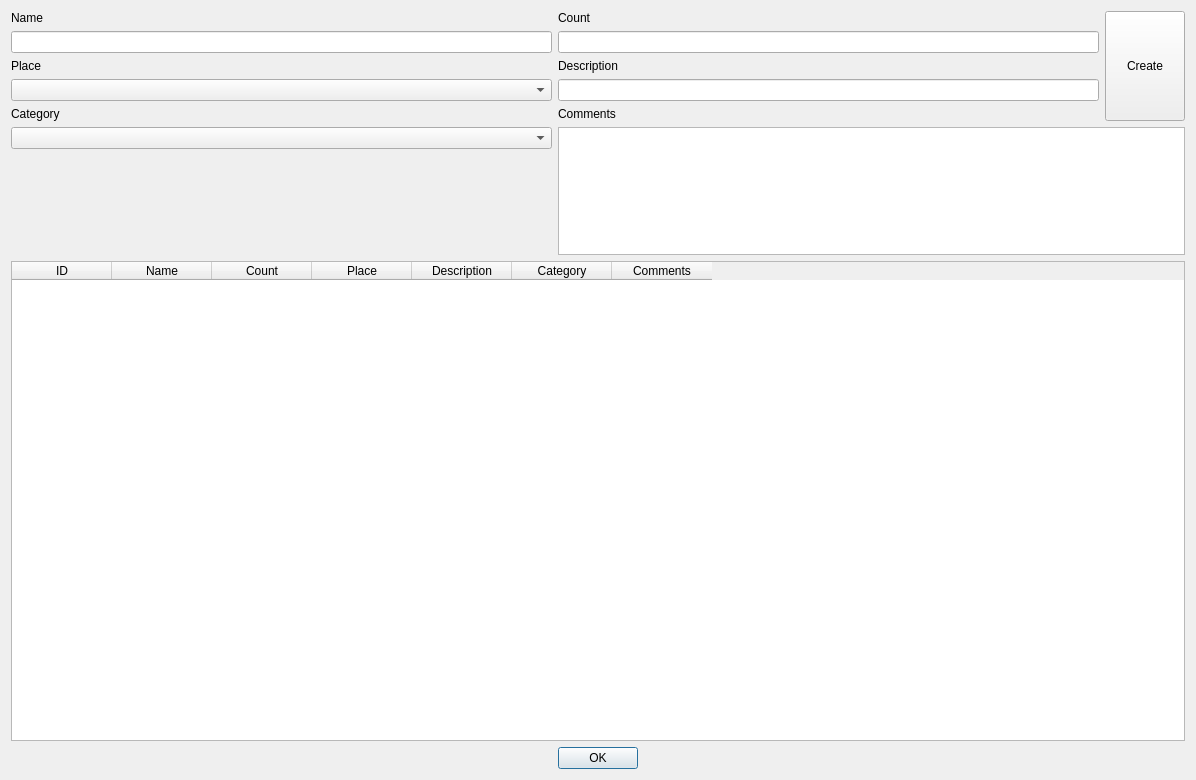
Before: the Qt Designer form partsManageDialog.ui in andi8086/chaoticspace, drawn with Qt 5.
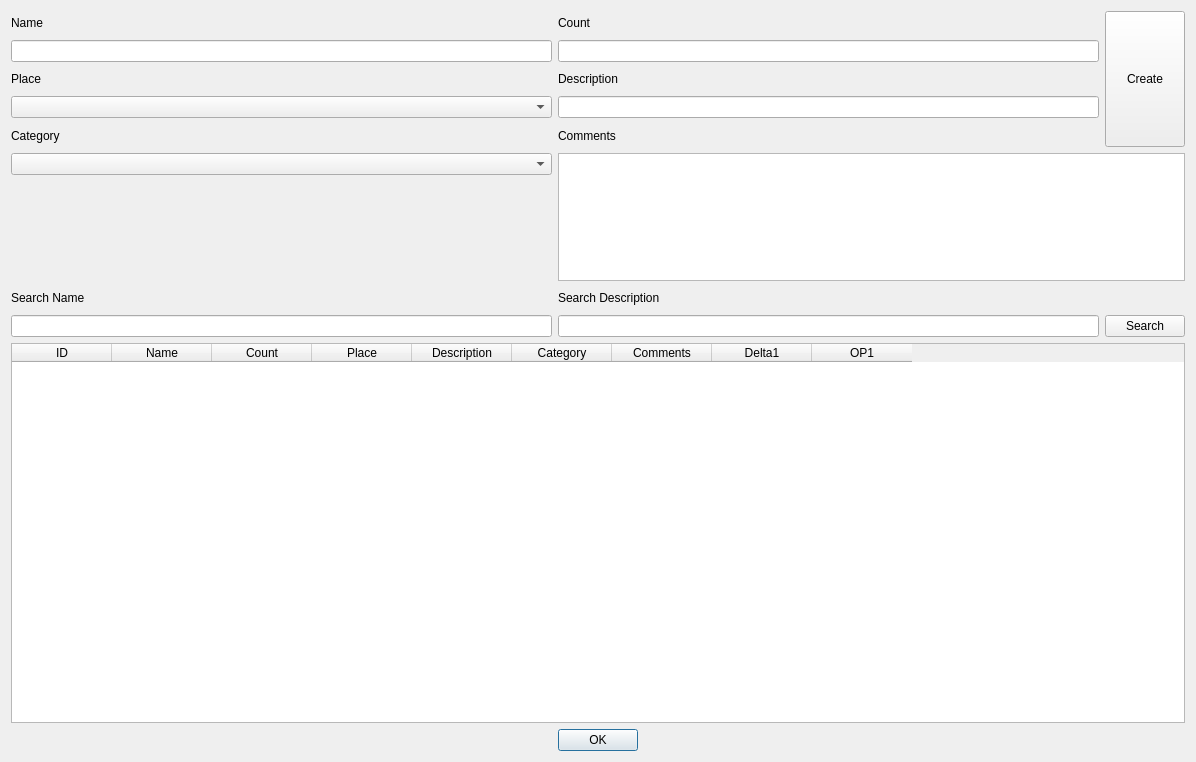
After: the same form once the commit is applied.

Commit message: Add possibility to check out and search in part manager

What changed in the file:
```diff
--- a/partsManageDialog.ui
+++ b/partsManageDialog.ui
@@ -53,6 +53,61 @@
        </property>
       </widget>
      </item>
+     <item row="9" column="1" rowspan="2" colspan="3">
+      <widget class="QTableWidget" name="partsTable">
+       <property name="minimumSize">
+        <size>
+         <width>0</width>
+         <height>380</height>
+        </size>
+       </property>
+       <column>
+        <property name="text">
+         <string>ID</string>
+        </property>
+       </column>
+       <column>
+        <property name="text">
+         <string>Name</string>
+        </property>
+       </column>
+       <column>
+        <property name="text">
+         <string>Count</string>
+        </property>
+       </column>
+       <column>
+        <property name="text">
+         <string>Place</string>
+        </property>
+       </column>
+       <column>
+        <property name="text">
+         <string>Description</string>
+        </property>
+       </column>
+       <column>
+        <property name="text">
+         <string>Category</string>
+        </property>
+       </column>
+       <column>
+        <property name="text">
+         <string>Comments</string>
+        </property>
+       </column>
+       <column>
+        <property name="text">
+         <string>Delta1</string>
+        </property>
+       </column>
+       <column>
+        <property name="text">
+         <string>OP1</string>
+        </property>
+       </column>
+      </widget>
+     </item>
      <item row="0" column="3" rowspan="5">
       <widget class="QPushButton" name="createButton">
        <property name="sizePolicy">
@@ -66,6 +121,22 @@
        </property>
       </widget>
      </item>
+     <item row="6" column="1">
+      <spacer name="verticalSpacer">
+       <property name="orientation">
+        <enum>Qt::Vertical</enum>
+       </property>
+       <property name="sizeType">
+        <enum>QSizePolicy::Fixed</enum>
+       </property>
+       <property name="sizeHint" stdset="0">
+        <size>
+         <width>20</width>
+         <height>100</height>
+        </size>
+       </property>
+      </spacer>
+     </item>
      <item row="0" column="1">
       <widget class="QLabel" name="label">
        <property name="text">
@@ -85,36 +156,6 @@
      <item row="1" column="2">
       <widget class="QLineEdit" name="partCount"/>
      </item>
-     <item row="2" column="1">
-      <widget class="QLabel" name="label_3">
-       <property name="text">
-        <string>Place</string>
-       </property>
-      </widget>
-     </item>
-     <item row="4" column="2">
-      <widget class="QLabel" name="label_6">
-       <property name="text">
-        <string>Comments</string>
-       </property>
-      </widget>
-     </item>
-     <item row="6" column="1">
-      <spacer name="verticalSpacer">
-       <property name="orientation">
-        <enum>Qt::Vertical</enum>
-       </property>
-       <property name="sizeType">
-        <enum>QSizePolicy::Fixed</enum>
-       </property>
-       <property name="sizeHint" stdset="0">
-        <size>
-         <width>20</width>
-         <height>100</height>
-        </size>
-       </property>
-      </spacer>
-     </item>
      <item row="5" column="2" rowspan="2" colspan="2">
       <widget class="QPlainTextEdit" name="partComments">
        <property name="sizePolicy">
@@ -131,49 +172,45 @@
        </property>
       </widget>
      </item>
-     <item row="7" column="1" rowspan="2" colspan="3">
-      <widget class="QTableWidget" name="partsTable">
-       <property name="minimumSize">
-        <size>
-         <width>0</width>
-         <height>480</height>
-        </size>
+     <item row="2" column="1">
+      <widget class="QLabel" name="label_3">
+       <property name="text">
+        <string>Place</string>
        </property>
-       <column>
-        <property name="text">
-         <string>ID</string>
-        </property>
-       </column>
-       <column>
-        <property name="text">
-         <string>Name</string>
-        </property>
-       </column>
-       <column>
-        <property name="text">
-         <string>Count</string>
-        </property>
-       </column>
-       <column>
-        <property name="text">
-         <string>Place</string>
-        </property>
-       </column>
-       <column>
-        <property name="text">
-         <string>Description</string>
-        </property>
-       </column>
-       <column>
-        <property name="text">
-         <string>Category</string>
-        </property>
-       </column>
-       <column>
-        <property name="text">
-         <string>Comments</string>
-        </property>
-       </column>
+      </widget>
+     </item>
+     <item row="8" column="1">
+      <widget class="QLineEdit" name="searchName"/>
+     </item>
+     <item row="4" column="2">
+      <widget class="QLabel" name="label_6">
+       <property name="text">
+        <string>Comments</string>
+       </property>
+      </widget>
+     </item>
+     <item row="7" column="1">
+      <widget class="QLabel" name="label_7">
+       <property name="text">
+        <string>Search Name</string>
+       </property>
+      </widget>
+     </item>
+     <item row="7" column="2">
+      <widget class="QLabel" name="label_8">
+       <property name="text">
+        <string>Search Description</string>
+       </property>
+      </widget>
+     </item>
+     <item row="8" column="2">
+      <widget class="QLineEdit" name="searchDesc"/>
+     </item>
+     <item row="8" column="3">
+      <widget class="QPushButton" name="pushButton">
+       <property name="text">
+        <string>Search</string>
+       </property>
       </widget>
      </item>
     </layout>
```
The commit also changes 2 other files.
